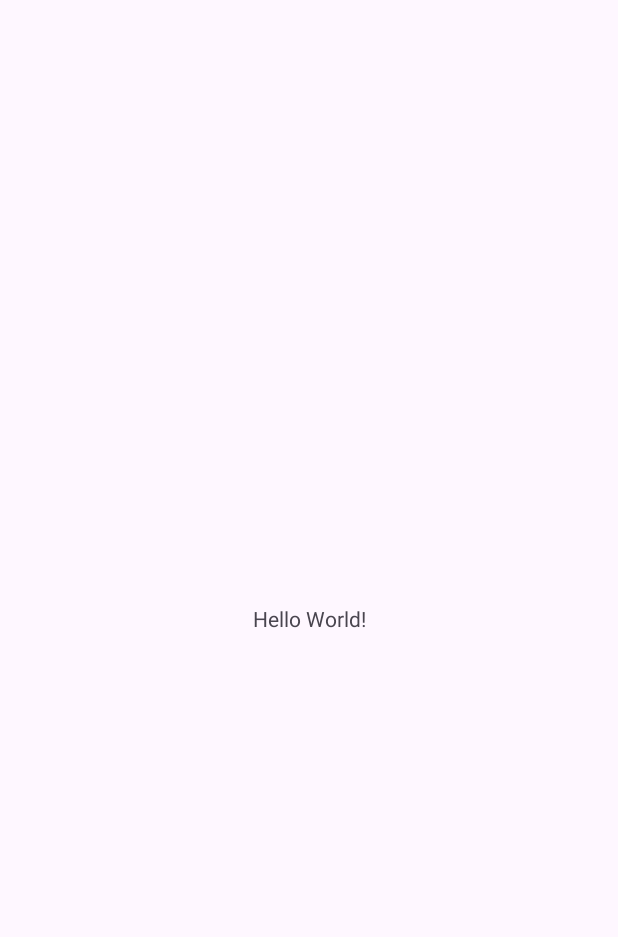
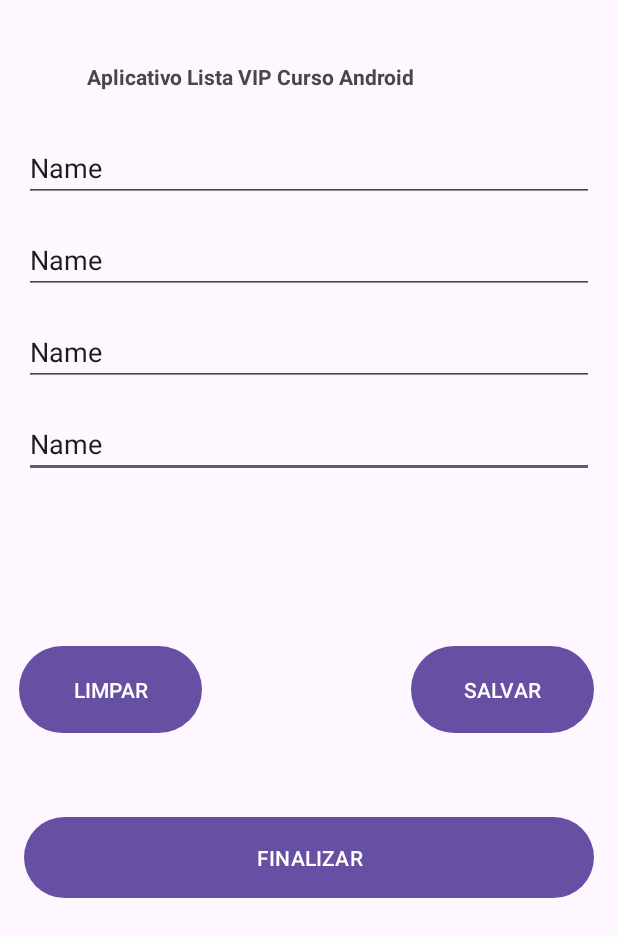
Before and after one commit to MateusMoreira98/CursoDesenvolvimentoAndroid2023, an Android app: the screen it shows after launch (MainActivity), on a phone screen of 412 x 824 dp. Before the commit the part shown is almost empty. Shown: the top 937 px of the screen. Run offline under Robolectric (Android 15) with nearby library versions, the phone set to English and light mode, and no system bars.

```diff
--- a/AppListaCurso/app/src/main/res/layout/activity_main.xml
+++ b/AppListaCurso/app/src/main/res/layout/activity_main.xml
@@ -6,13 +6,104 @@
     android:layout_height="match_parent"
     tools:context=".MainActivity">
 
+    <EditText
+        android:id="@+id/editTextText4"
+        android:layout_width="match_parent"
+        android:layout_height="wrap_content"
+        android:layout_margin="16dp"
+        android:ems="10"
+        android:hint="Telefone de Contato"
+        android:inputType="text"
+        android:text="Name"
+        app:layout_constraintEnd_toEndOf="parent"
+        app:layout_constraintStart_toStartOf="parent"
+        app:layout_constraintTop_toBottomOf="@+id/editTextText3" />
+
+    <EditText
+        android:id="@+id/editTextText3"
+        android:layout_width="match_parent"
+        android:layout_height="wrap_content"
+        android:layout_margin="16dp"
+        android:ems="10"
+        android:hint="Nome do Curso Desejado"
+        android:inputType="text"
+        android:text="Name"
+        app:layout_constraintStart_toStartOf="parent"
+        app:layout_constraintTop_toBottomOf="@+id/editTextText2" />
+
+    <EditText
+        android:id="@+id/editTextText2"
+        android:layout_width="match_parent"
+        android:layout_height="wrap_content"
+        android:layout_margin="16dp"
+        android:ems="10"
+        android:hint="Sobrenome"
+        android:inputType="text"
+        android:text="Name"
+        app:layout_constraintEnd_toEndOf="parent"
+        app:layout_constraintStart_toStartOf="parent"
+        app:layout_constraintTop_toBottomOf="@+id/editTextText" />
+
     <TextView
-        android:layout_width="wrap_content"
+        android:id="@+id/textView"
+        android:layout_width="297dp"
+        android:layout_height="32dp"
+        android:text="Aplicativo Lista VIP Curso Android"
+        android:textStyle="bold"
+        app:layout_constraintBottom_toBottomOf="parent"
+        app:layout_constraintEnd_toEndOf="parent"
+        app:layout_constraintHorizontal_bias="0.503"
+        app:layout_constraintStart_toStartOf="parent"
+        app:layout_constraintTop_toTopOf="parent"
+        app:layout_constraintVertical_bias="0.052" />
+
+    <EditText
+        android:id="@+id/editTextText"
+        android:layout_width="match_parent"
         android:layout_height="wrap_content"
-        android:text="Hello World!"
+        android:layout_margin="16dp"
+        android:ems="10"
+        android:hint="Primeiro Nome"
+        android:inputType="text"
+        android:text="Name"
+        app:layout_constraintEnd_toEndOf="parent"
+        app:layout_constraintStart_toStartOf="parent"
+        app:layout_constraintTop_toBottomOf="@+id/textView" />
+
+    <Button
+        android:id="@+id/button"
+        android:layout_width="122dp"
+        android:layout_height="66dp"
+        android:layout_marginBottom="48dp"
+        android:text="LIMPAR"
+        app:layout_constraintBottom_toTopOf="@+id/button3"
+        app:layout_constraintEnd_toStartOf="@+id/button2"
+        app:layout_constraintHorizontal_bias="0.085"
+        app:layout_constraintStart_toStartOf="parent"
+        app:layout_constraintTop_toBottomOf="@+id/editTextText4"
+        app:layout_constraintVertical_bias="1.0" />
+
+    <Button
+        android:id="@+id/button2"
+        android:layout_width="122dp"
+        android:layout_height="66dp"
+        android:layout_marginEnd="16dp"
+        android:layout_marginBottom="48dp"
+        android:text="SALVAR"
+        app:layout_constraintBottom_toTopOf="@+id/button3"
+        app:layout_constraintEnd_toEndOf="parent"
+        app:layout_constraintTop_toBottomOf="@+id/editTextText4"
+        app:layout_constraintVertical_bias="1.0" />
+
+    <Button
+        android:id="@+id/button3"
+        android:layout_width="match_parent"
+        android:layout_height="62dp"
+        android:layout_margin="16dp"
+        android:text="FINALIZAR"
         app:layout_constraintBottom_toBottomOf="parent"
         app:layout_constraintEnd_toEndOf="parent"
         app:layout_constraintStart_toStartOf="parent"
-        app:layout_constraintTop_toTopOf="parent" />
+        app:layout_constraintTop_toBottomOf="@+id/editTextText4" />
 
 </androidx.constraintlayout.widget.ConstraintLayout>
```
